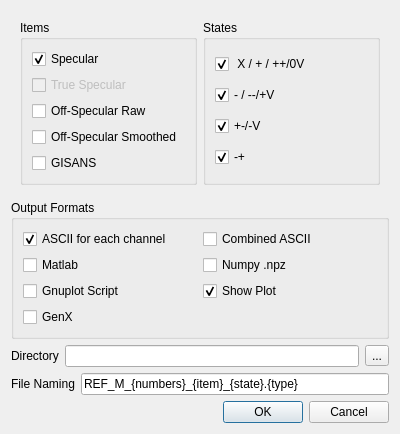
Above: designer/reduce_dialog.ui from aglavic/quicknxs before the change. Below: the same form after it.
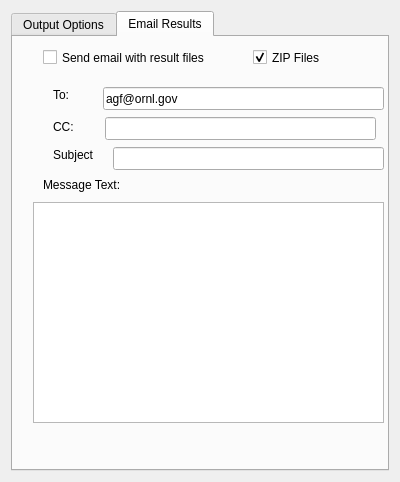
That is the form after the change. The open tabs and pages were chosen to show the change. Icons and pictures are not drawn.

Commit message: Email in reduction dialog (not implemented)

```diff
--- a/designer/reduce_dialog.ui
+++ b/designer/reduce_dialog.ui
@@ -7,7 +7,7 @@
     <x>0</x>
     <y>0</y>
     <width>400</width>
-    <height>400</height>
+    <height>438</height>
    </rect>
   </property>
   <property name="windowTitle">
@@ -17,6 +17,16 @@
    <iconset resource="../icons/icons.qrc">
     <normaloff>:/General/logo.png</normaloff>:/General/logo.png</iconset>
   </property>
+  <layout class="QVBoxLayout" name="verticalLayout_4">
+   <item>
+    <widget class="QTabWidget" name="tabWidget">
+     <property name="currentIndex">
+      <number>0</number>
+     </property>
+     <widget class="QWidget" name="tab">
+      <attribute name="title">
+       <string>Output Options</string>
+      </attribute>
   <layout class="QVBoxLayout" name="verticalLayout_2">
    <item>
     <widget class="QWidget" name="widget" native="true">
@@ -251,6 +261,139 @@
      <property name="standardButtons">
       <set>QDialogButtonBox::Cancel|QDialogButtonBox::Ok</set>
      </property>
+        </widget>
+       </item>
+      </layout>
+     </widget>
+     <widget class="QWidget" name="tab_2">
+      <attribute name="title">
+       <string>Email Results</string>
+      </attribute>
+      <widget class="QPlainTextEdit" name="emailText">
+       <property name="geometry">
+        <rect>
+         <x>20</x>
+         <y>165</y>
+         <width>351</width>
+         <height>221</height>
+        </rect>
+       </property>
+      </widget>
+      <widget class="QLineEdit" name="emailTo">
+       <property name="geometry">
+        <rect>
+         <x>90</x>
+         <y>50</y>
+         <width>281</width>
+         <height>23</height>
+        </rect>
+       </property>
+       <property name="text">
+        <string>agf@ornl.gov</string>
+       </property>
+      </widget>
+      <widget class="QLineEdit" name="emailSubject">
+       <property name="geometry">
+        <rect>
+         <x>100</x>
+         <y>110</y>
+         <width>271</width>
+         <height>23</height>
+        </rect>
+       </property>
+      </widget>
+      <widget class="QLabel" name="label_3">
+       <property name="geometry">
+        <rect>
+         <x>40</x>
+         <y>110</y>
+         <width>56</width>
+         <height>15</height>
+        </rect>
+       </property>
+       <property name="text">
+        <string>Subject</string>
+       </property>
+      </widget>
+      <widget class="QLabel" name="label_4">
+       <property name="geometry">
+        <rect>
+         <x>40</x>
+         <y>50</y>
+         <width>21</width>
+         <height>16</height>
+        </rect>
+       </property>
+       <property name="text">
+        <string>To:</string>
+       </property>
+      </widget>
+      <widget class="QCheckBox" name="emailSend">
+       <property name="geometry">
+        <rect>
+         <x>30</x>
+         <y>10</y>
+         <width>191</width>
+         <height>21</height>
+        </rect>
+       </property>
+       <property name="text">
+        <string>Send email with result files</string>
+       </property>
+      </widget>
+      <widget class="QCheckBox" name="emailZIP">
+       <property name="geometry">
+        <rect>
+         <x>240</x>
+         <y>10</y>
+         <width>82</width>
+         <height>21</height>
+        </rect>
+       </property>
+       <property name="text">
+        <string>ZIP Files</string>
+       </property>
+       <property name="checked">
+        <bool>true</bool>
+       </property>
+      </widget>
+      <widget class="QLineEdit" name="emailCC">
+       <property name="geometry">
+        <rect>
+         <x>92</x>
+         <y>80</y>
+         <width>271</width>
+         <height>23</height>
+        </rect>
+       </property>
+      </widget>
+      <widget class="QLabel" name="label_5">
+       <property name="geometry">
+        <rect>
+         <x>40</x>
+         <y>80</y>
+         <width>31</width>
+         <height>20</height>
+        </rect>
+       </property>
+       <property name="text">
+        <string>CC:</string>
+       </property>
+      </widget>
+      <widget class="QLabel" name="label_6">
+       <property name="geometry">
+        <rect>
+         <x>30</x>
+         <y>140</y>
+         <width>101</width>
+         <height>16</height>
+        </rect>
+       </property>
+       <property name="text">
+        <string>Message Text:</string>
+       </property>
+      </widget>
+     </widget>
     </widget>
    </item>
   </layout>
```
Lines whose indentation alone changed are shown as unchanged. The commit also changes 9 other files.
